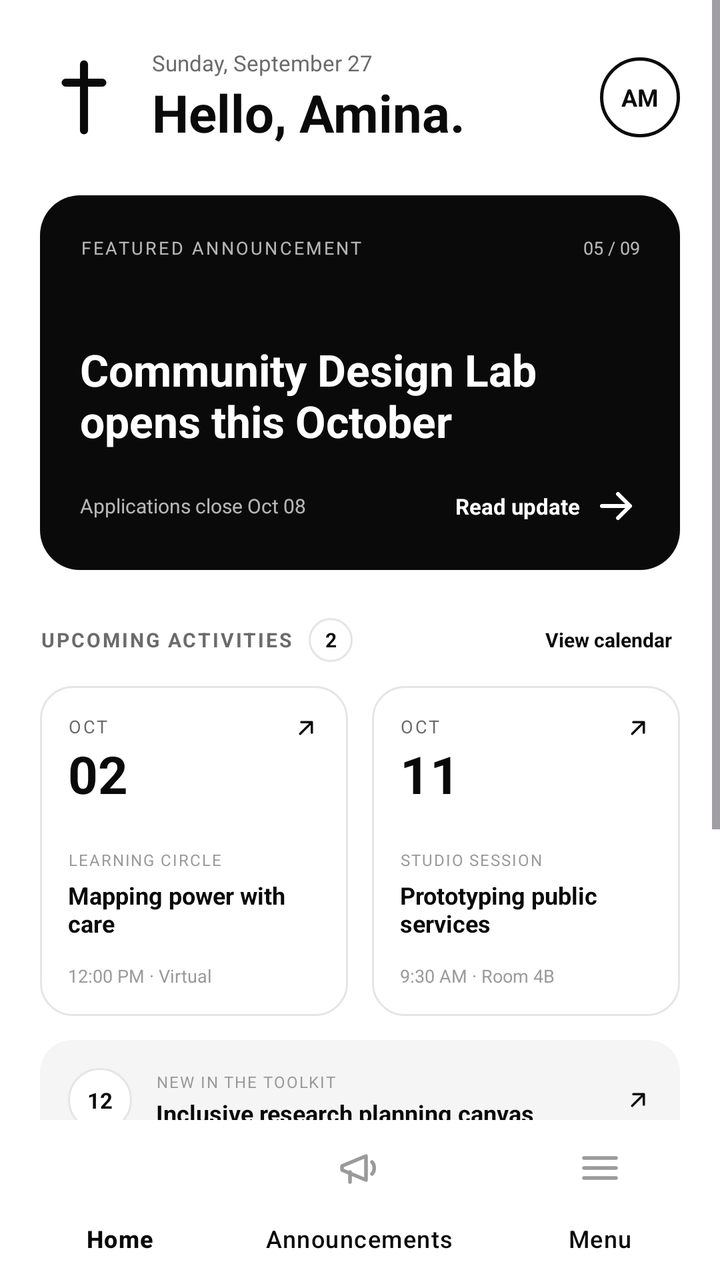
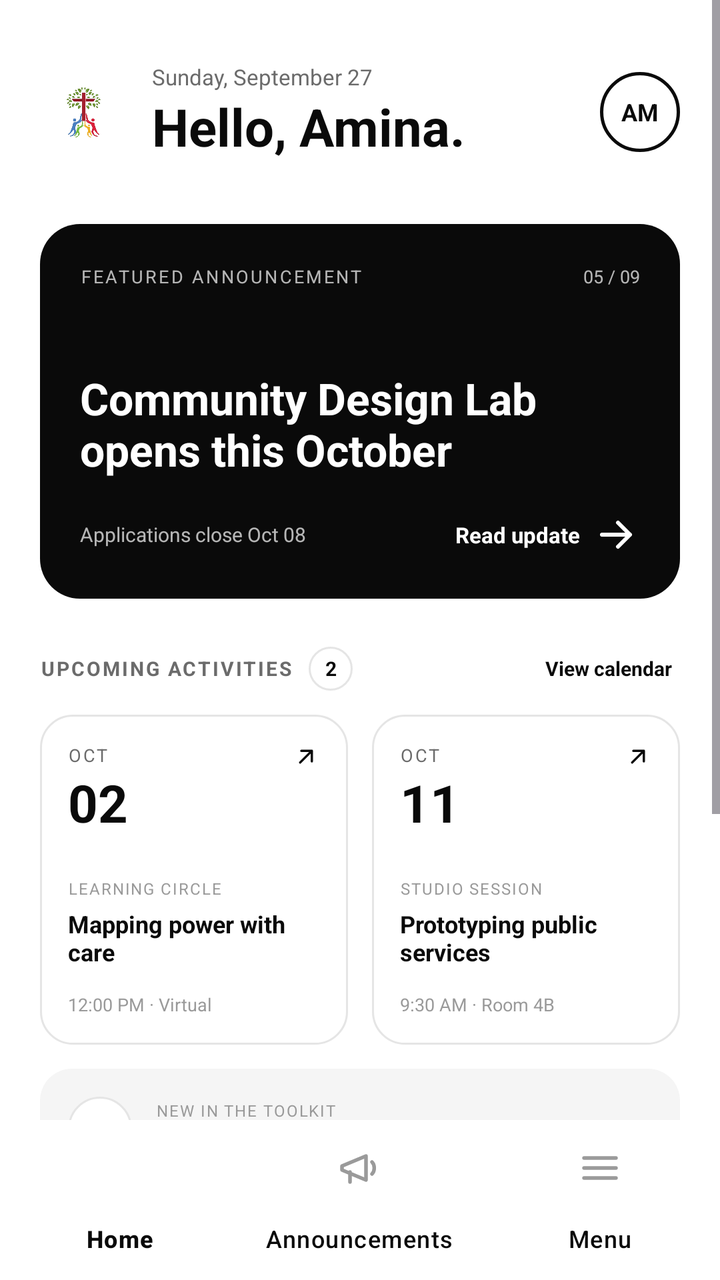

Screens rendered from an Android XML layout before and after an edit, with the pre-edit source and the edit as a unified diff.
<!-- AndroidManifest.xml: application theme Theme.UNITED -->
<!-- res/layout/activity_home.xml -->
<?xml version="1.0" encoding="utf-8"?>
<androidx.constraintlayout.widget.ConstraintLayout xmlns:android="http://schemas.android.com/apk/res/android"
    xmlns:app="http://schemas.android.com/apk/res-auto"
    android:id="@+id/main"
    android:layout_width="match_parent"
    android:layout_height="match_parent"
    android:background="@color/white">

    <ScrollView
        android:layout_width="0dp"
        android:layout_height="0dp"
        android:fillViewport="true"
        app:layout_constraintBottom_toTopOf="@+id/bottomNav"
        app:layout_constraintEnd_toEndOf="parent"
        app:layout_constraintStart_toStartOf="parent"
        app:layout_constraintTop_toTopOf="parent">

        <LinearLayout
            android:layout_width="match_parent"
            android:layout_height="wrap_content"
            android:orientation="vertical"
            android:paddingHorizontal="20dp"
            android:paddingTop="24dp"
            android:paddingBottom="24dp">

            
            <LinearLayout
                android:layout_width="match_parent"
                android:layout_height="wrap_content"
                android:gravity="center_vertical"
                android:orientation="horizontal">

                <ImageView
                    android:layout_width="44dp"
                    android:layout_height="44dp"
                    android:contentDescription="UNITED logo"
                    android:src="@drawable/ic_logo_placeholder" />

                <LinearLayout
                    android:layout_width="0dp"
                    android:layout_height="wrap_content"
                    android:layout_marginStart="12dp"
                    android:layout_weight="1"
                    android:orientation="vertical">

                    <TextView
                        android:id="@+id/tvDate"
                        android:layout_width="wrap_content"
                        android:layout_height="wrap_content"
                        android:text="Sunday, September 27"
                        android:textColor="@color/united_gray"
                        android:textSize="11sp" />

                    <TextView
                        android:id="@+id/tvGreeting"
                        android:layout_width="wrap_content"
                        android:layout_height="wrap_content"
                        android:text="Hello, Amina."
                        android:textColor="@color/united_ink"
                        android:textSize="26sp"
                        android:textStyle="bold" />
                </LinearLayout>

                <TextView
                    android:id="@+id/tvAvatar"
                    android:layout_width="40dp"
                    android:layout_height="40dp"
                    android:background="@drawable/bg_circle_outline"
                    android:gravity="center"
                    android:text="AM"
                    android:textColor="@color/united_ink"
                    android:textSize="12sp"
                    android:textStyle="bold" />
            </LinearLayout>

            
            <LinearLayout
                android:id="@+id/cardFeatured"
                android:layout_width="match_parent"
                android:layout_height="wrap_content"
                android:layout_marginTop="24dp"
                android:background="@drawable/bg_featured_card"
                android:orientation="vertical"
                android:padding="20dp">

                <LinearLayout
                    android:layout_width="match_parent"
                    android:layout_height="wrap_content"
                    android:orientation="horizontal">

                    <TextView
                        android:layout_width="0dp"
                        android:layout_height="wrap_content"
                        android:layout_weight="1"
                        android:letterSpacing="0.12"
                        android:text="FEATURED ANNOUNCEMENT"
                        android:textColor="@color/white_70"
                        android:textSize="9sp" />

                    <TextView
                        android:layout_width="wrap_content"
                        android:layout_height="wrap_content"
                        android:text="05 / 09"
                        android:textColor="@color/white_70"
                        android:textSize="9sp" />
                </LinearLayout>

                <TextView
                    android:layout_width="match_parent"
                    android:layout_height="wrap_content"
                    android:layout_marginTop="40dp"
                    android:text="Community Design Lab opens this October"
                    android:textColor="@color/white"
                    android:textSize="22sp"
                    android:textStyle="bold" />

                <LinearLayout
                    android:layout_width="match_parent"
                    android:layout_height="wrap_content"
                    android:layout_marginTop="16dp"
                    android:gravity="center_vertical"
                    android:orientation="horizontal">

                    <TextView
                        android:layout_width="0dp"
                        android:layout_height="wrap_content"
                        android:layout_weight="1"
                        android:text="Applications close Oct 08"
                        android:textColor="@color/white_70"
                        android:textSize="10sp" />

                    <TextView
                        android:id="@+id/tvReadUpdate"
                        android:layout_width="wrap_content"
                        android:layout_height="wrap_content"
                        android:drawableEnd="@drawable/ic_arrow_right"
                        android:drawablePadding="6dp"
                        android:gravity="center_vertical"
                        android:text="Read update"
                        android:textColor="@color/white"
                        android:textSize="11sp"
                        android:textStyle="bold" />
                </LinearLayout>
            </LinearLayout>

            
            <LinearLayout
                android:layout_width="match_parent"
                android:layout_height="wrap_content"
                android:layout_marginTop="24dp"
                android:gravity="center_vertical"
                android:orientation="horizontal">

                <TextView
                    android:layout_width="wrap_content"
                    android:layout_height="wrap_content"
                    android:letterSpacing="0.1"
                    android:text="UPCOMING ACTIVITIES"
                    android:textColor="@color/united_gray"
                    android:textSize="10sp"
                    android:textStyle="bold" />

                <TextView
                    android:layout_width="22dp"
                    android:layout_height="22dp"
                    android:layout_marginStart="8dp"
                    android:background="@drawable/bg_badge_circle"
                    android:gravity="center"
                    android:text="2"
                    android:textColor="@color/united_ink"
                    android:textSize="10sp"
                    android:textStyle="bold" />

                <View
                    android:layout_width="0dp"
                    android:layout_height="0dp"
                    android:layout_weight="1" />

                <TextView
                    android:id="@+id/tvViewCalendar"
                    android:layout_width="wrap_content"
                    android:layout_height="wrap_content"
                    android:padding="4dp"
                    android:text="View calendar"
                    android:textColor="@color/united_ink"
                    android:textSize="10sp"
                    android:textStyle="bold" />
            </LinearLayout>

            
            <LinearLayout
                android:layout_width="match_parent"
                android:layout_height="wrap_content"
                android:layout_marginTop="12dp"
                android:orientation="horizontal">

                <LinearLayout
                    android:layout_width="0dp"
                    android:layout_height="wrap_content"
                    android:layout_marginEnd="6dp"
                    android:layout_weight="1"
                    android:background="@drawable/bg_card_outline"
                    android:orientation="vertical"
                    android:padding="14dp">

                    <LinearLayout
                        android:layout_width="match_parent"
                        android:layout_height="wrap_content"
                        android:orientation="horizontal">

                        <LinearLayout
                            android:layout_width="0dp"
                            android:layout_height="wrap_content"
                            android:layout_weight="1"
                            android:orientation="vertical">

                            <TextView
                                android:layout_width="wrap_content"
                                android:layout_height="wrap_content"
                                android:letterSpacing="0.1"
                                android:text="OCT"
                                android:textColor="@color/united_gray"
                                android:textSize="9sp" />

                            <TextView
                                android:layout_width="wrap_content"
                                android:layout_height="wrap_content"
                                android:text="02"
                                android:textColor="@color/united_ink"
                                android:textSize="26sp"
                                android:textStyle="bold" />
                        </LinearLayout>

                        <ImageView
                            android:layout_width="14dp"
                            android:layout_height="14dp"
                            android:contentDescription="Open"
                            android:src="@drawable/ic_arrow_up_right" />
                    </LinearLayout>

                    <TextView
                        android:layout_width="wrap_content"
                        android:layout_height="wrap_content"
                        android:layout_marginTop="20dp"
                        android:letterSpacing="0.08"
                        android:text="LEARNING CIRCLE"
                        android:textColor="@color/united_gray_light"
                        android:textSize="8sp" />

                    <TextView
                        android:layout_width="wrap_content"
                        android:layout_height="wrap_content"
                        android:layout_marginTop="4dp"
                        android:text="Mapping power with care"
                        android:textColor="@color/united_ink"
                        android:textSize="12sp"
                        android:textStyle="bold" />

                    <TextView
                        android:layout_width="wrap_content"
                        android:layout_height="wrap_content"
                        android:layout_marginTop="12dp"
                        android:text="12:00 PM &#183; Virtual"
                        android:textColor="@color/united_gray_light"
                        android:textSize="9sp" />
                </LinearLayout>

                <LinearLayout
                    android:layout_width="0dp"
                    android:layout_height="wrap_content"
                    android:layout_marginStart="6dp"
                    android:layout_weight="1"
                    android:background="@drawable/bg_card_outline"
                    android:orientation="vertical"
                    android:padding="14dp">

                    <LinearLayout
                        android:layout_width="match_parent"
                        android:layout_height="wrap_content"
                        android:orientation="horizontal">

                        <LinearLayout
                            android:layout_width="0dp"
                            android:layout_height="wrap_content"
                            android:layout_weight="1"
                            android:orientation="vertical">

                            <TextView
                                android:layout_width="wrap_content"
                                android:layout_height="wrap_content"
                                android:letterSpacing="0.1"
                                android:text="OCT"
                                android:textColor="@color/united_gray"
                                android:textSize="9sp" />

                            <TextView
                                android:layout_width="wrap_content"
                                android:layout_height="wrap_content"
                                android:text="11"
                                android:textColor="@color/united_ink"
                                android:textSize="26sp"
                                android:textStyle="bold" />
                        </LinearLayout>

                        <ImageView
                            android:layout_width="14dp"
                            android:layout_height="14dp"
                            android:contentDescription="Open"
                            android:src="@drawable/ic_arrow_up_right" />
                    </LinearLayout>

                    <TextView
                        android:layout_width="wrap_content"
                        android:layout_height="wrap_content"
                        android:layout_marginTop="20dp"
                        android:letterSpacing="0.08"
                        android:text="STUDIO SESSION"
                        android:textColor="@color/united_gray_light"
                        android:textSize="8sp" />

                    <TextView
                        android:layout_width="wrap_content"
                        android:layout_height="wrap_content"
                        android:layout_marginTop="4dp"
                        android:text="Prototyping public services"
                        android:textColor="@color/united_ink"
                        android:textSize="12sp"
                        android:textStyle="bold" />

                    <TextView
                        android:layout_width="wrap_content"
                        android:layout_height="wrap_content"
                        android:layout_marginTop="12dp"
                        android:text="9:30 AM &#183; Room 4B"
                        android:textColor="@color/united_gray_light"
                        android:textSize="9sp" />
                </LinearLayout>
            </LinearLayout>

            
            <LinearLayout
                android:layout_width="match_parent"
                android:layout_height="wrap_content"
                android:layout_marginTop="12dp"
                android:background="@drawable/bg_surface_card"
                android:gravity="center_vertical"
                android:orientation="horizontal"
                android:padding="14dp">

                <TextView
                    android:layout_width="32dp"
                    android:layout_height="32dp"
                    android:background="@drawable/bg_badge_circle"
                    android:gravity="center"
                    android:text="12"
                    android:textColor="@color/united_ink"
                    android:textSize="11sp"
                    android:textStyle="bold" />

                <LinearLayout
                    android:layout_width="0dp"
                    android:layout_height="wrap_content"
                    android:layout_marginStart="12dp"
                    android:layout_weight="1"
                    android:orientation="vertical">

                    <TextView
                        android:layout_width="wrap_content"
                        android:layout_height="wrap_content"
                        android:letterSpacing="0.08"
                        android:text="NEW IN THE TOOLKIT"
                        android:textColor="@color/united_gray_light"
                        android:textSize="8sp" />

                    <TextView
                        android:layout_width="wrap_content"
                        android:layout_height="wrap_content"
                        android:layout_marginTop="2dp"
                        android:text="Inclusive research planning canvas"
                        android:textColor="@color/united_ink"
                        android:textSize="12sp"
                        android:textStyle="bold" />
                </LinearLayout>

                <ImageView
                    android:layout_width="14dp"
                    android:layout_height="14dp"
                    android:contentDescription="Open"
                    android:src="@drawable/ic_arrow_up_right" />
            </LinearLayout>

            
            <LinearLayout
                android:layout_width="match_parent"
                android:layout_height="wrap_content"
                android:layout_marginTop="12dp"
                android:background="@drawable/bg_card_outline"
                android:gravity="center_vertical"
                android:orientation="horizontal"
                android:padding="14dp">

                <ImageView
                    android:layout_width="36dp"
                    android:layout_height="36dp"
                    android:background="@drawable/bg_circle_dark"
                    android:contentDescription="Members"
                    android:padding="8dp"
                    android:src="@drawable/ic_person" />

                <TextView
                    android:layout_width="0dp"
                    android:layout_height="wrap_content"
                    android:layout_marginStart="12dp"
                    android:layout_weight="1"
                    android:text="@string/members_shared"
                    android:textColor="@color/united_gray"
                    android:textSize="11sp" />

                <ImageView
                    android:layout_width="16dp"
                    android:layout_height="16dp"
                    android:contentDescription="Open"
                    android:src="@drawable/ic_chevron_right" />
            </LinearLayout>

            
            <com.google.android.material.button.MaterialButton
                android:id="@+id/btnLogout"
                style="@style/Widget.Material3.Button.OutlinedButton"
                android:layout_width="match_parent"
                android:layout_height="52dp"
                android:layout_marginTop="24dp"
                android:text="Log out"
                android:textAllCaps="false"
                android:textColor="@color/united_ink"
                android:textSize="13sp"
                android:textStyle="bold"
                app:cornerRadius="12dp"
                app:strokeColor="@color/united_ink" />
        </LinearLayout>
    </ScrollView>

    
    <com.google.android.material.bottomnavigation.BottomNavigationView
        android:id="@+id/bottomNav"
        android:layout_width="0dp"
        android:layout_height="wrap_content"
        android:background="@color/white"
        app:elevation="8dp"
        app:itemActiveIndicatorStyle="@style/Widget.UNITED.ActiveIndicator"
        app:itemIconTint="@color/nav_item_color"
        app:itemTextColor="@color/united_ink"
        app:labelVisibilityMode="labeled"
        app:layout_constraintBottom_toBottomOf="parent"
        app:layout_constraintEnd_toEndOf="parent"
        app:layout_constraintStart_toStartOf="parent"
        app:menu="@menu/bottom_nav_menu" />
</androidx.constraintlayout.widget.ConstraintLayout>
<!-- resources referenced by this layout -->
<resources>
  <color name="united_gray">#FF6B6B6B</color>
  <color name="united_gray_light">#FF9A9A9A</color>
  <color name="united_ink">#FF0A0A0A</color>
  <color name="white">#FFFFFFFF</color>
  <color name="white_70">#B3FFFFFF</color>
  <!-- drawable bg_badge_circle (drawable) -->
  <?xml version="1.0" encoding="utf-8"?>
  <shape xmlns:android="http://schemas.android.com/apk/res/android" android:shape="oval">
      <solid android:color="@color/white" />
      <stroke android:width="1dp" android:color="@color/united_border" />
  </shape>
  <!-- drawable bg_card_outline (drawable) -->
  <?xml version="1.0" encoding="utf-8"?>
  <shape xmlns:android="http://schemas.android.com/apk/res/android" android:shape="rectangle">
      <solid android:color="@color/white" />
      <stroke android:width="1dp" android:color="@color/united_border" />
      <corners android:radius="16dp" />
  </shape>
  <!-- drawable bg_circle_dark (drawable) -->
  <?xml version="1.0" encoding="utf-8"?>
  <shape xmlns:android="http://schemas.android.com/apk/res/android" android:shape="oval">
      <solid android:color="@color/united_ink" />
  </shape>
  <!-- drawable bg_circle_outline (drawable) -->
  <?xml version="1.0" encoding="utf-8"?>
  <shape xmlns:android="http://schemas.android.com/apk/res/android" android:shape="oval">
      <solid android:color="@color/white" />
      <stroke android:width="1.5dp" android:color="@color/united_ink" />
  </shape>
  <!-- drawable bg_featured_card (drawable) -->
  <?xml version="1.0" encoding="utf-8"?>
  <shape xmlns:android="http://schemas.android.com/apk/res/android" android:shape="rectangle">
      <solid android:color="@color/united_ink" />
      <corners android:radius="20dp" />
  </shape>
  <!-- drawable bg_surface_card (drawable) -->
  <?xml version="1.0" encoding="utf-8"?>
  <shape xmlns:android="http://schemas.android.com/apk/res/android" android:shape="rectangle">
      <solid android:color="@color/united_surface" />
      <corners android:radius="16dp" />
  </shape>
  <!-- drawable ic_chevron_right (drawable) -->
  <?xml version="1.0" encoding="utf-8"?>
  <vector xmlns:android="http://schemas.android.com/apk/res/android"
      android:width="24dp" android:height="24dp"
      android:viewportWidth="24" android:viewportHeight="24">
      <path android:pathData="M9,6l6,6l-6,6"
          android:strokeColor="#FF9A9A9A" android:strokeWidth="2" android:strokeLineCap="round" android:strokeLineJoin="round" />
  </vector>
  <!-- drawable ic_logo_placeholder (drawable) -->
  <?xml version="1.0" encoding="utf-8"?>
  <vector xmlns:android="http://schemas.android.com/apk/res/android"
      android:width="48dp" android:height="48dp"
      android:viewportWidth="24" android:viewportHeight="24">
      <path android:pathData="M12,3v18 M7,8h10"
          android:strokeColor="#FF0A0A0A" android:strokeWidth="2.2" android:strokeLineCap="round" />
  </vector>
  <string name="members_shared"><b>18 members</b> shared new case studies this week</string>
  <style name="Widget.UNITED.ActiveIndicator" parent="Widget.Material3.BottomNavigationView.ActiveIndicator">
          <item name="android:color">@color/united_ink</item>
          <item name="android:width">40dp</item>
          <item name="android:height">40dp</item>
      </style>
  <style name="Theme.UNITED" parent="Base.Theme.UNITED" />
  <color name="united_border">#FFE5E5E5</color>
  <color name="united_surface">#FFF5F5F5</color>
  <style name="Base.Theme.UNITED" parent="Theme.Material3.Light.NoActionBar">
          <item name="colorPrimary">@color/united_ink</item>
          <item name="colorOnPrimary">@color/white</item>
          <item name="android:windowBackground">@color/white</item>
          <item name="android:colorBackground">@color/white</item>
      </style>
  <!-- unchanged entries left out for length: 3 -->
</resources>

<!-- the commit's change to res/layout/activity_home.xml (unified diff, before → after) -->
@@ -31,10 +31,10 @@
                 android:orientation="horizontal">
 
                 <ImageView
+                    android:src="@drawable/united_logo"
                     android:layout_width="44dp"
-                    android:layout_height="44dp"
-                    android:contentDescription="UNITED logo"
-                    android:src="@drawable/ic_logo_placeholder" />
+                    android:layout_height="64dp"
+                    android:contentDescription="UNITED logo" />
 
                 <LinearLayout
                     android:layout_width="0dp"
<!-- resource entries referenced after the edit -->
@@ -49,14 +49,7 @@
       <path android:pathData="M9,6l6,6l-6,6"
           android:strokeColor="#FF9A9A9A" android:strokeWidth="2" android:strokeLineCap="round" android:strokeLineJoin="round" />
   </vector>
-  <!-- drawable ic_logo_placeholder (drawable) -->
-  <?xml version="1.0" encoding="utf-8"?>
-  <vector xmlns:android="http://schemas.android.com/apk/res/android"
-      android:width="48dp" android:height="48dp"
-      android:viewportWidth="24" android:viewportHeight="24">
-      <path android:pathData="M12,3v18 M7,8h10"
-          android:strokeColor="#FF0A0A0A" android:strokeWidth="2.2" android:strokeLineCap="round" />
-  </vector>
+  <!-- drawable united_logo: png bitmap (drawable, 27627 bytes) -->
   <string name="members_shared"><b>18 members</b> shared new case studies this week</string>
   <style name="Widget.UNITED.ActiveIndicator" parent="Widget.Material3.BottomNavigationView.ActiveIndicator">
           <item name="android:color">@color/united_ink</item>
